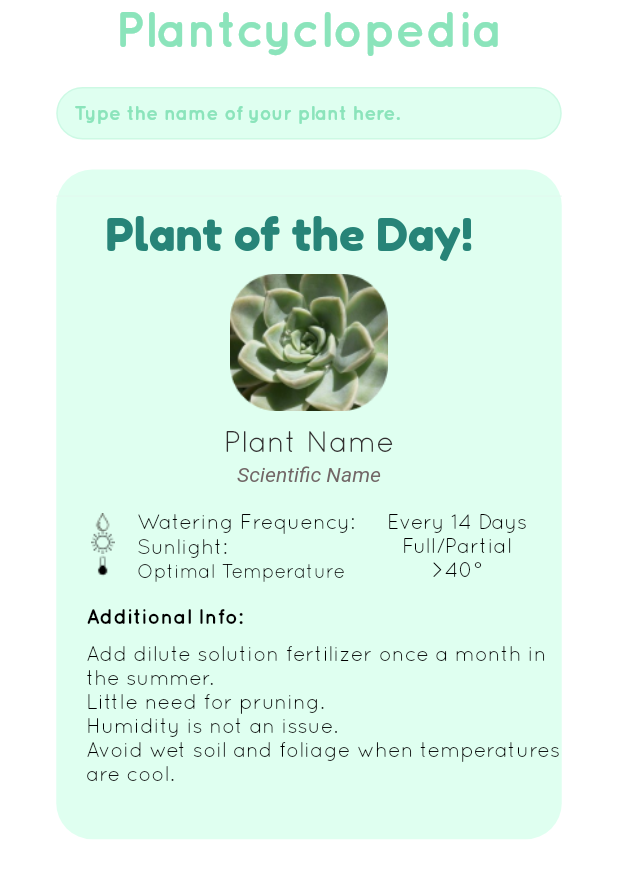
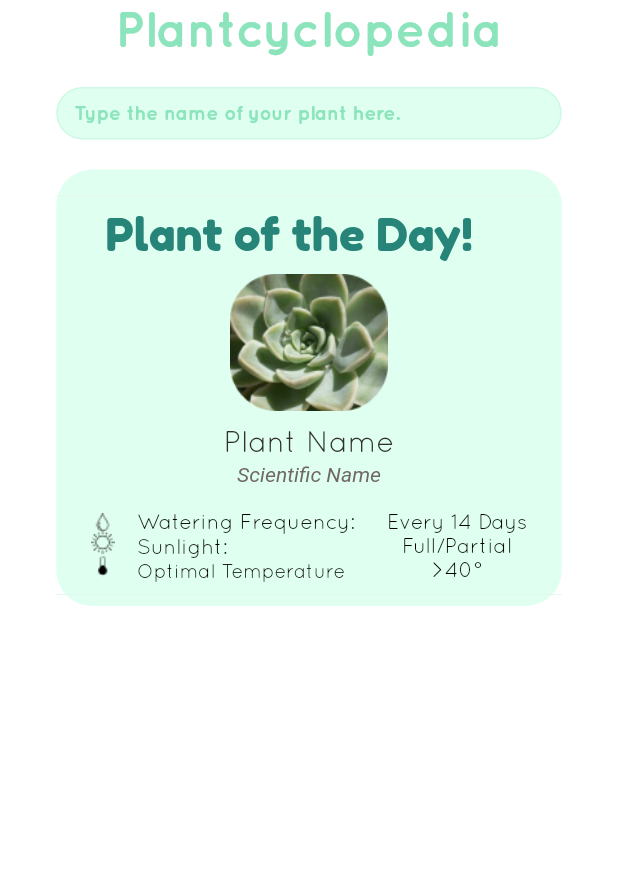
Before and after one commit to efollette/growio, a Flutter app: the Plantcyclopedia screen opened by its route, on a phone screen of 412 x 824 dp. Shown: the top 878 px of the screen. Run offline on Flutter 3.47's test engine with Material 2 defaults, Android fonts, the phone set to English and light mode, and no system bars; drawn by our look-alikes of auto_size_text; our stand-ins replace image_picker; Roboto replaces fonts that are missing (ABeeZee Italic).

Commit message:
Removed additional info on plant of the day

```diff
--- a/lib/ui/mainPage.dart
+++ b/lib/ui/mainPage.dart
@@ -304,8 +304,8 @@ class _MainPageState extends State<MainPage> {
                 borderSide: BorderSide(
                   color: Color(0xFF278478)
                 ),
-                shape: new RoundedRectangleBorder(
-                  borderRadius: new BorderRadius.circular(50.0)
+                shape: RoundedRectangleBorder(
+                  borderRadius: BorderRadius.circular(50.0)
                 ),
                 splashColor: Color(0xFF278478),
                 child: Column(
@@ -326,7 +326,9 @@ class _MainPageState extends State<MainPage> {
                   mainAxisAlignment: MainAxisAlignment.spaceBetween,
                   mainAxisSize: MainAxisSize.min,
                 ),
-                onPressed: () {},
+                onPressed: () {
+                  _handleLogOut(context);
+                },
                 /* //old list tile code
                 title: Text("Logout"),
                 trailing: Icon(Icons.power_settings_new),
--- a/lib/ui/plantcyclopedia.dart
+++ b/lib/ui/plantcyclopedia.dart
@@ -86,16 +86,8 @@ class _PlantcyclopediaState extends State<Plantcyclopedia> {
     return Container(
         color: Colors.white,
         alignment: Alignment.center,
-        child: Container(
-          padding: const EdgeInsets.only(top: 10.0),
-          width: MediaQuery.of(context).size.width - 75.0,
-          height: MediaQuery.of(context).size.height * (440/812),
-          decoration: BoxDecoration(
-            borderRadius: BorderRadius.circular(24.0),
-            color: Color(0xFFDFFFF0),
-          ),
-          child: plantOfTheDay(context),
-        )
+        child: plantOfTheDay(context),
+
     );
   }
 
@@ -112,6 +104,7 @@ class _PlantcyclopediaState extends State<Plantcyclopedia> {
           Padding(padding: const EdgeInsets.all(10.0)),
           // Plant of the Day
           widget.showFab ? _plantOfDay(context) : Container(),
+          Padding(padding: const EdgeInsets.all(10.0)),
         ],
       ),
     );
--- a/lib/wdigets/plantOfTheDay.dart
+++ b/lib/wdigets/plantOfTheDay.dart
@@ -7,8 +7,15 @@ var _group = AutoSizeGroup();
 // Group to scale size of text for additional info
 var _group2 = AutoSizeGroup();
 
-Column plantOfTheDay(BuildContext context) {
-  return Column(
+Container plantOfTheDay(BuildContext context) {
+  return Container(
+    padding: const EdgeInsets.only(top: 10.0),
+    width: MediaQuery.of(context).size.width - 75.0,
+    decoration: BoxDecoration(
+      borderRadius: BorderRadius.circular(24.0),
+      color: Color(0xFFDFFFF0),
+    ),
+    child: Column(
     children: <Widget>[
       Divider(
         height: 15.5,
@@ -181,49 +188,13 @@ Column plantOfTheDay(BuildContext context) {
               ],
             ),
           ), // Container to close row
-          Padding(padding: const EdgeInsets.all(7.25)),
-          // More info about the plant of the day
-          Container(
-            child: Column(
-              crossAxisAlignment: CrossAxisAlignment.start,
-              children: <Widget>[
-                Padding(
-                  padding: const EdgeInsets.only(left: 20.0),
-                  child: AutoSizeText("Additional Info:",
-                    textAlign: TextAlign.start,
-                    minFontSize: 5.0,
-                    maxLines: 1,
-                    group: _group2,
-                    style: TextStyle(
-                      fontFamily: 'Quicksand',
-                      fontWeight: FontWeight.bold,
-                      color: Colors.black,
-                    ),
-                  ),
-                ),
-                Padding(padding: const EdgeInsets.all(4.25)),
-                Padding(
-                  padding: const EdgeInsets.only(left: 20.0),
-                  child: AutoSizeText("Add dilute solution fertilizer once a month in the summer. \n"
-                      "Little need for pruning. \n"
-                      "Humidity is not an issue. \n"
-                      "Avoid wet soil and foliage when temperatures are cool.",
-                    minFontSize: 5.0,
-                    maxLines: 6,
-                    group: _group2,
-                    textAlign: TextAlign.start,
-                    style: TextStyle(
-                      fontFamily: 'Quicksand',
-                      color: Colors.black,
-                    ),
-                  ),
-                ),
-                //Padding(padding: const EdgeInsets.all(7.25))
-              ],
-            ),
-          )
+          Divider(
+            height: 15.5,
+            color: Color(0xFFE2F8EE),
+          ),
         ]
       )
     ],
+  )
   );
 }
```
Also changed, not shown: pubspec.lock, 2 other files.
